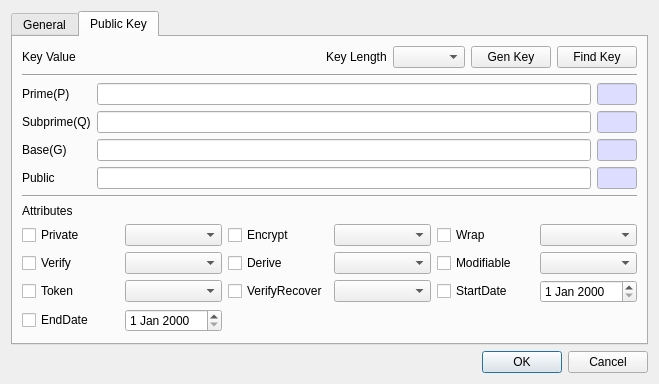
This is CryptokiMan/create_dsa_pub_key_dlg.ui in jykim74/CryptokiMan as Qt 5 draws it before an edit. The edited form follows.
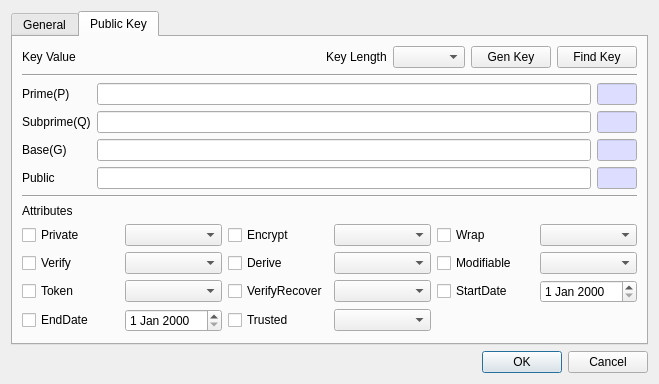
This is the edited form. The open tabs and pages were chosen to show the change.

Commit message: CKA_TRUSTED 콤보 버튼 지원

The edit to the form file:
```diff
--- a/CryptokiMan/create_dsa_pub_key_dlg.ui
+++ b/CryptokiMan/create_dsa_pub_key_dlg.ui
@@ -796,6 +796,16 @@
          <item row="2" column="3">
           <widget class="QComboBox" name="mVerifyRecoverCombo"/>
          </item>
+         <item row="3" column="2">
+          <widget class="QCheckBox" name="mTrustedCheck">
+           <property name="text">
+            <string>Trusted</string>
+           </property>
+          </widget>
+         </item>
+         <item row="3" column="3">
+          <widget class="QComboBox" name="mTrustedCombo"/>
+         </item>
         </layout>
        </item>
        <item>
```
Left out of the diff: 2 changed lines with no effect on the pictures. The commit also changes 34 other files.
